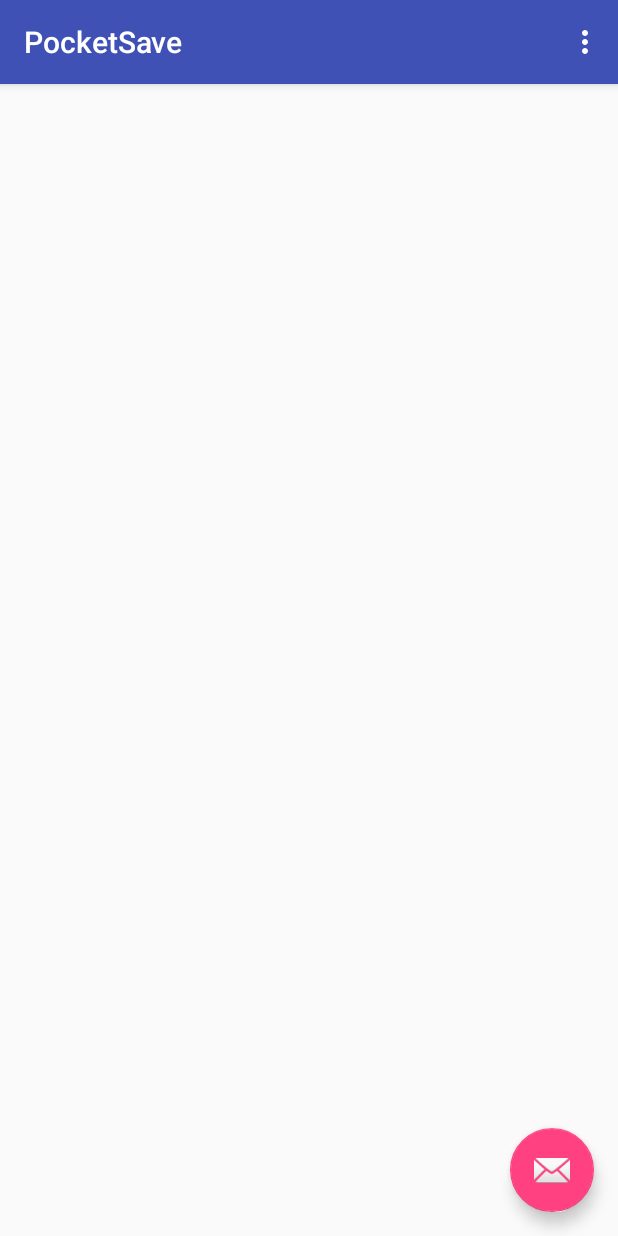
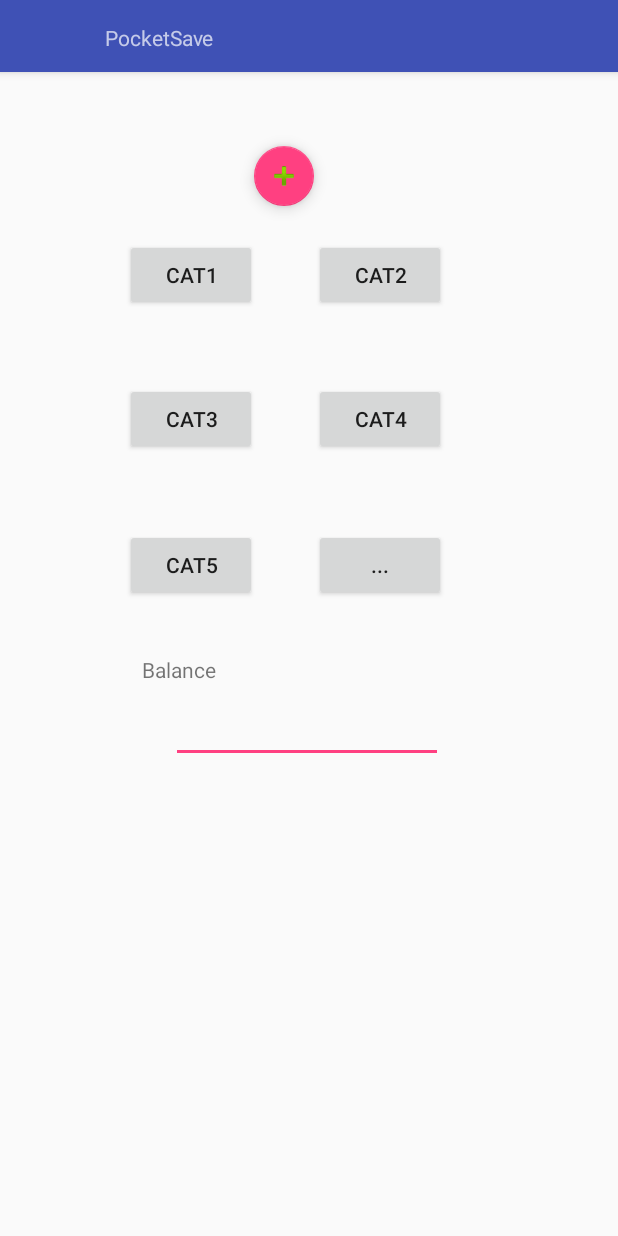
Before and after one commit to luisnmartins/feup-lpoo, an Android app: the screen it shows after launch (MainActivity), on a phone screen of 412 x 824 dp. Run offline under Robolectric (Android 15) with nearby library versions, the phone set to English and light mode, and no system bars; 2 statements that could not run were skipped.

Commit message:
add some designs

```diff
--- a/PocketSave/app/src/main/res/layout/activity_main.xml
+++ b/PocketSave/app/src/main/res/layout/activity_main.xml
@@ -6,28 +6,23 @@
     android:layout_height="match_parent"
     tools:context="lpoo.pocketsave.View.MainActivity">
 
+    <include
+        android:id="@+id/include"
+        layout="@layout/content_main" />
+
     <android.support.design.widget.AppBarLayout
         android:layout_width="match_parent"
-        android:layout_height="wrap_content"
+        android:layout_height="48dp"
         android:theme="@style/AppTheme.AppBarOverlay">
 
-        <android.support.v7.widget.Toolbar
-            android:id="@+id/toolbar"
-            android:layout_width="match_parent"
-            android:layout_height="?attr/actionBarSize"
-            android:background="?attr/colorPrimary"
-            app:popupTheme="@style/AppTheme.PopupOverlay" />
 
+        <TextView
+            android:id="@+id/Status"
+            android:layout_width="wrap_content"
+            android:layout_height="wrap_content"
+            android:layout_marginLeft="70dp"
+            android:layout_marginTop="15dp"
+            android:text="PocketSave" />
     </android.support.design.widget.AppBarLayout>
 
-    <include layout="@layout/content_main" />
-
-    <android.support.design.widget.FloatingActionButton
-        android:id="@+id/fab"
-        android:layout_width="wrap_content"
-        android:layout_height="wrap_content"
-        android:layout_gravity="bottom|end"
-        android:layout_margin="@dimen/fab_margin"
-        app:srcCompat="@android:drawable/ic_dialog_email" />
-
 </android.support.design.widget.CoordinatorLayout>
--- a/PocketSave/app/src/main/res/layout/content_main.xml
+++ b/PocketSave/app/src/main/res/layout/content_main.xml
@@ -8,4 +8,95 @@
     tools:context="lpoo.pocketsave.View.MainActivity"
     tools:showIn="@layout/activity_main">
 
+    <Button
+        android:id="@+id/Cat1btn"
+        android:layout_width="wrap_content"
+        android:layout_height="wrap_content"
+        android:layout_marginStart="83dp"
+        android:layout_marginTop="111dp"
+        android:text="Cat1"
+        android:layout_alignParentTop="true"
+        android:layout_alignParentStart="true" />
+
+    <Button
+        android:id="@+id/Cat2btn"
+        android:layout_width="wrap_content"
+        android:layout_height="wrap_content"
+        android:layout_marginStart="38dp"
+        android:text="Cat2"
+        android:layout_alignBaseline="@+id/Cat1btn"
+        android:layout_alignBottom="@+id/Cat1btn"
+        android:layout_toEndOf="@+id/Cat1btn" />
+
+    <Button
+        android:id="@+id/Cat3btn"
+        android:layout_width="wrap_content"
+        android:layout_height="wrap_content"
+        android:layout_alignStart="@+id/Cat1btn"
+        android:layout_below="@+id/Cat1btn"
+        android:layout_marginTop="48dp"
+        android:text="Cat3" />
+
+    <Button
+        android:id="@+id/Cat4btn"
+        android:layout_width="wrap_content"
+        android:layout_height="wrap_content"
+        android:text="Cat4"
+        android:layout_alignBaseline="@+id/Cat3btn"
+        android:layout_alignBottom="@+id/Cat3btn"
+        android:layout_alignStart="@+id/Cat2btn" />
+
+    <Button
+        android:id="@+id/Cat5btn"
+        android:layout_width="wrap_content"
+        android:layout_height="wrap_content"
+        android:layout_marginTop="49dp"
+        android:text="Cat5"
+        android:layout_below="@+id/Cat3btn"
+        android:layout_alignStart="@+id/Cat3btn" />
+
+    <Button
+        android:id="@+id/Morebtn"
+        android:layout_width="wrap_content"
+        android:layout_height="wrap_content"
+        android:text="..."
+        android:layout_alignBaseline="@+id/Cat5btn"
+        android:layout_alignBottom="@+id/Cat5btn"
+        android:layout_alignStart="@+id/Cat4btn" />
+
+    <TextView
+        android:id="@+id/BalanceText"
+        android:layout_width="100px"
+        android:layout_height="100px"
+        android:text="Balance"
+        android:layout_marginStart="11dp"
+        android:layout_marginTop="36dp"
+        android:layout_below="@+id/Cat5btn"
+        android:layout_alignStart="@+id/Cat5btn" />
+
+    <android.support.design.widget.TextInputLayout
+        android:layout_width="match_parent"
+        android:layout_height="wrap_content"
+        android:layout_marginTop="16dp"
+        android:layout_alignTop="@+id/BalanceText"
+        android:layout_alignStart="@+id/BalanceText"
+        android:layout_marginStart="19dp"
+        android:id="@+id/textInputLayout">
+
+        <EditText
+            android:layout_width="181dp"
+            android:layout_height="wrap_content"
+            />
+    </android.support.design.widget.TextInputLayout>
+
+    <android.support.design.widget.FloatingActionButton
+        android:id="@+id/floatingActionButton"
+        android:layout_width="100px"
+        android:layout_height="100px"
+        android:clickable="true"
+        app:fabSize="mini"
+        app:srcCompat="@android:drawable/ic_input_add"
+        android:layout_marginBottom="22dp"
+        android:layout_above="@+id/Cat2btn"
+        android:layout_toStartOf="@+id/Cat4btn" />
 </RelativeLayout>
--- a/PocketSave/app/src/main/res/values/strings.xml
+++ b/PocketSave/app/src/main/res/values/strings.xml
@@ -1,4 +1,6 @@
 <resources>
     <string name="app_name">PocketSave</string>
     <string name="action_settings">Settings</string>
+    <string name="title_activity_main_menu">mainMenu</string>
+    <string name="title_activity_transaction">TransactionActivity</string>
 </resources>
```
Also changed, not shown: PocketSave/app/src/main/AndroidManifest.xml (+9 -3 lines), PocketSave/app/src/main/java/lpoo/pocketsave/View/TransactionActivity.java (added, +31 -0 lines), PocketSave/app/src/main/res/layout/activity_transaction.xml (added, +34 -0 lines), PocketSave/app/src/main/res/layout/content_transaction.xml (added, +109 -0 lines).
